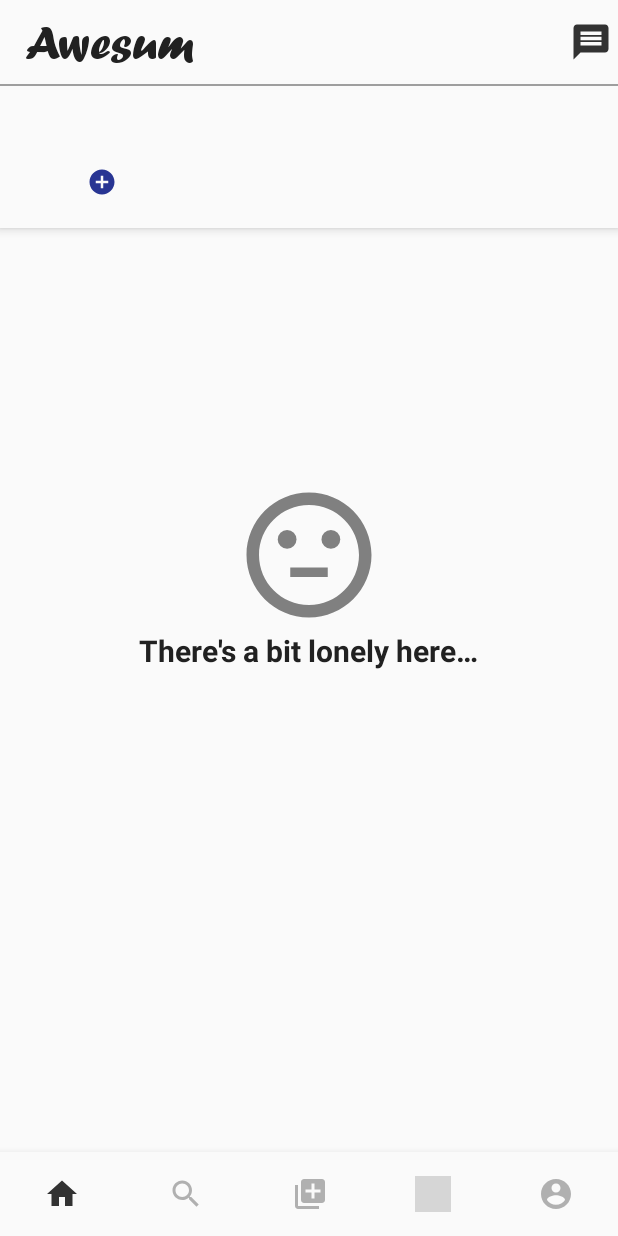
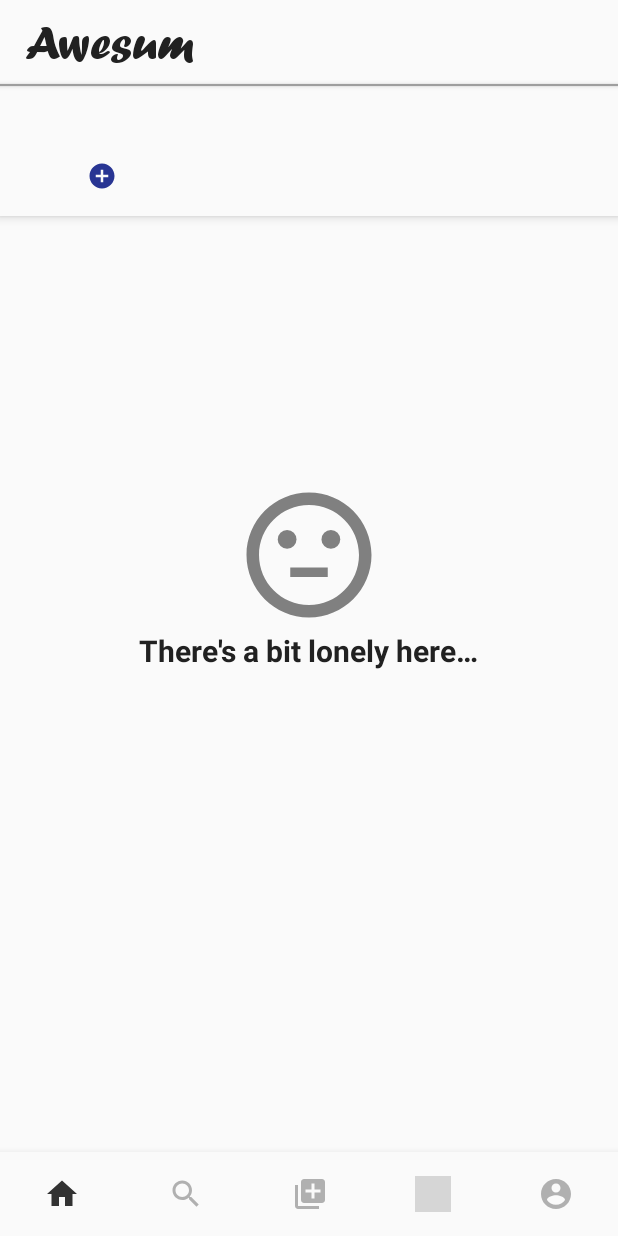
Before and after one commit to Monta111/Awesum, an Android app: the screen it shows after launch once a user with an empty profile is signed in (MainActivity), on a phone screen of 412 x 824 dp. Run offline under Robolectric (Android 15) with nearby library versions, the light colour scheme and no system bars; our stand-ins replace CircleImageView, Firebase (no records; nobody signed in at launch, a user with empty details on screens opened directly); pictures from the network do not load; 7 statements that could not run were skipped; grey boxes are pictures that could not be loaded.

Commit message:
#2 Minor change

```diff
--- a/app/src/main/java/com/monta/awesum/activity/AddPostActivity.java
+++ b/app/src/main/java/com/monta/awesum/activity/AddPostActivity.java
@@ -122,6 +122,7 @@ public class AddPostActivity extends AppCompatActivity implements GridMediaCropA
                     setCropImageSquare(true);
                     setUploadPost();
                     setOnClickSmile();
+                    Ultility.showKeyboard(this);
                     break;
                 case Post.VIDEO_TYPE_ITEM:
                     emojiPopup = EmojiPopup.Builder.fromRootView(findViewById(android.R.id.content)).build(description);
@@ -139,6 +140,7 @@ public class AddPostActivity extends AppCompatActivity implements GridMediaCropA
 
                     setUploadPost();
                     setOnClickSmile();
+                    Ultility.showKeyboard(this);
                     break;
                 case Story.TYPE_ITEM:
                     description.setVisibility(View.GONE);
@@ -159,7 +161,6 @@ public class AddPostActivity extends AppCompatActivity implements GridMediaCropA
         }
 
         setCloseAction();
-        Ultility.showKeyboard(this);
         description.requestFocus();
 
     }
--- a/app/src/main/java/com/monta/awesum/adapter/CommentAdapter.java
+++ b/app/src/main/java/com/monta/awesum/adapter/CommentAdapter.java
@@ -343,6 +343,7 @@ public class CommentAdapter extends RecyclerView.Adapter<CommentAdapter.CommentH
                         send.setVisibility(View.VISIBLE);
                         editDone.setVisibility(View.GONE);
                         cancelEdit.setVisibility(View.GONE);
+                        content.setText("");
                         layout.setBackground(context.getResources().getDrawable(R.color.colorWhite));
                         Ultility.hideKeyboard(context);
                     } else
--- a/app/src/main/java/com/monta/awesum/adapter/PostAdapter.java
+++ b/app/src/main/java/com/monta/awesum/adapter/PostAdapter.java
@@ -14,6 +14,7 @@ import android.widget.TextView;
 
 import androidx.annotation.NonNull;
 import androidx.appcompat.app.AppCompatActivity;
+import androidx.cardview.widget.CardView;
 import androidx.recyclerview.widget.LinearLayoutManager;
 import androidx.recyclerview.widget.RecyclerView;
 import androidx.viewpager.widget.ViewPager;
@@ -603,7 +604,7 @@ public class PostAdapter extends RecyclerView.Adapter<PostAdapter.PostHolder> {
     }
 
     class PostHolder extends RecyclerView.ViewHolder implements PostOption.ItemOptionPostClickListener {
-        private LinearLayout itemPost;
+        private CardView itemPost;
         private ImageView profileImage;
         private TextView username;
         private TextView publisher;
--- a/app/src/main/res/layout/activity_comment.xml
+++ b/app/src/main/res/layout/activity_comment.xml
@@ -92,6 +92,7 @@
             android:id="@+id/comment_recyclerview"
             android:layout_width="match_parent"
             android:layout_height="wrap_content"
-            android:paddingStart="8dp" />
+            android:paddingStart="8dp"
+            android:paddingEnd="8dp" />
     </androidx.swiperefreshlayout.widget.SwipeRefreshLayout>
 </LinearLayout>
--- a/app/src/main/res/layout/activity_fragment_profile.xml
+++ b/app/src/main/res/layout/activity_fragment_profile.xml
@@ -187,7 +187,6 @@
         android:layout_marginRight="8dp"
         android:background="@drawable/button_selector"
         android:gravity="center"
-        android:stateListAnimator="@null"
         android:text="@string/edit_profile"
         android:textAllCaps="false"
         android:textColor="@color/colorPrimary" />
--- a/app/src/main/res/layout/activity_login.xml
+++ b/app/src/main/res/layout/activity_login.xml
@@ -59,7 +59,6 @@
             android:layout_height="wrap_content"
             android:layout_marginTop="16dp"
             android:background="@drawable/button_selector"
-            android:stateListAnimator="@null"
             android:text="@string/login"
             android:textColor="@color/colorPrimary" />
 
--- a/app/src/main/res/layout/activity_register.xml
+++ b/app/src/main/res/layout/activity_register.xml
@@ -84,7 +84,6 @@
             android:layout_height="wrap_content"
             android:layout_marginTop="16dp"
             android:background="@drawable/button_selector"
-            android:stateListAnimator="@null"
             android:text="@string/sign_up"
             android:textColor="@color/colorPrimary" />
 
--- a/app/src/main/res/layout/activity_start.xml
+++ b/app/src/main/res/layout/activity_start.xml
@@ -19,7 +19,6 @@
         android:layout_height="wrap_content"
         android:layout_marginTop="16dp"
         android:background="@drawable/button_selector"
-        android:stateListAnimator="@null"
         android:text="@string/login"
         android:textColor="@color/colorPrimary" />
 
@@ -29,7 +28,6 @@
         android:layout_height="wrap_content"
         android:layout_marginTop="16dp"
         android:background="@drawable/button_selector"
-        android:stateListAnimator="@null"
         android:text="@string/sign_up"
         android:textColor="@color/colorPrimary" />
 </LinearLayout>
--- a/app/src/main/res/layout/activity_update_profile_image.xml
+++ b/app/src/main/res/layout/activity_update_profile_image.xml
@@ -29,7 +29,6 @@
         android:layout_height="wrap_content"
         android:layout_marginTop="16dp"
         android:background="@drawable/button_selector"
-        android:stateListAnimator="@null"
         android:text="@string/next"
         android:textColor="@color/colorPrimary" />
 
--- a/app/src/main/res/layout/fragment_home.xml
+++ b/app/src/main/res/layout/fragment_home.xml
@@ -42,6 +42,7 @@
                             android:textSize="32sp" />
 
                         <ImageView
+                            android:visibility="gone"
                             android:id="@+id/message"
                             android:layout_width="28dp"
                             android:layout_height="28dp"
@@ -57,14 +58,13 @@
                     <View
                         android:layout_width="match_parent"
                         android:layout_height="1dp"
-                        android:background="@color/colorAccent" />
+                        android:background="@color/colorAccent"
+                        android:elevation="2dp" />
 
                     <androidx.recyclerview.widget.RecyclerView
                         android:id="@+id/story_recyclerview"
                         android:layout_width="match_parent"
-                        android:layout_height="wrap_content"
-                        android:layout_marginTop="4dp"
-                        android:paddingBottom="4dp" />
+                        android:layout_height="wrap_content" />
                 </LinearLayout>
 
 
@@ -82,9 +82,7 @@
         <androidx.recyclerview.widget.RecyclerView
             android:id="@+id/post_recyclerview"
             android:layout_width="match_parent"
-            android:layout_height="wrap_content"
-            android:paddingStart="8dp"
-            android:paddingEnd="8dp" />
+            android:layout_height="wrap_content" />
     </androidx.swiperefreshlayout.widget.SwipeRefreshLayout>
 
     <LinearLayout
--- a/app/src/main/res/layout/item_comment.xml
+++ b/app/src/main/res/layout/item_comment.xml
@@ -59,7 +59,6 @@
         android:layout_width="wrap_content"
         android:layout_height="wrap_content"
         android:layout_marginStart="4dp"
-        android:layout_marginEnd="4dp"
         android:background="?android:attr/selectableItemBackgroundBorderless"
         android:src="@drawable/ic_love" />
 </LinearLayout>
--- a/app/src/main/res/layout/item_search_user.xml
+++ b/app/src/main/res/layout/item_search_user.xml
@@ -46,7 +46,6 @@
         android:layout_width="100dp"
         android:layout_height="30dp"
         android:background="@drawable/button_selector"
-        android:stateListAnimator="@null"
         android:textAllCaps="false"
         android:textColor="@color/colorPrimary"
         android:visibility="gone" />
```
Also changed, not shown: app/src/main/res/layout/activity_single_post.xml (+4 -9 lines), app/src/main/res/layout/item_post.xml (+26 -11 lines).
